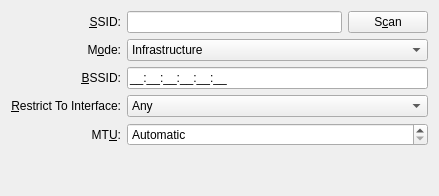
The window that libs/ui/802-11-wireless.ui (netrunner-debian-kde-extras/networkmanagement) describes before a commit, drawn with Qt 5.
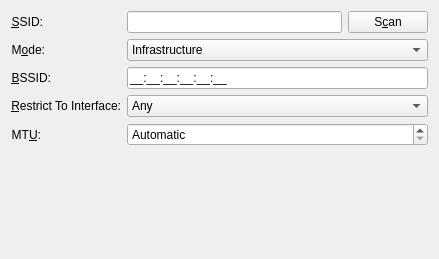
The same window after the commit. Custom widgets are drawn as their Qt base class.

```diff
--- a/libs/ui/802-11-wireless.ui
+++ b/libs/ui/802-11-wireless.ui
@@ -7,15 +7,16 @@
     <x>0</x>
     <y>0</y>
     <width>439</width>
-    <height>196</height>
+    <height>259</height>
    </rect>
   </property>
   <property name="windowTitle">
    <string>Wireless</string>
   </property>
-  <layout class="QVBoxLayout" name="verticalLayout">
-   <item>
-    <layout class="QGridLayout" name="gridLayout">
+  <layout class="QFormLayout" name="formLayout">
+   <property name="fieldGrowthPolicy">
+    <enum>QFormLayout::AllNonFixedFieldsGrow</enum>
+   </property>
      <item row="0" column="0">
       <widget class="QLabel" name="label">
        <property name="text">
@@ -122,6 +123,15 @@
        </property>
       </widget>
      </item>
+   <item row="3" column="1">
+    <widget class="KComboBox" name="cmbMacAddress">
+     <item>
+      <property name="text">
+       <string>Any</string>
+      </property>
+     </item>
+    </widget>
+   </item>
      <item row="4" column="0">
       <widget class="QLabel" name="label_5">
        <property name="text">
@@ -153,30 +163,6 @@
         <number>10</number>
        </property>
       </widget>
-     </item>
-     <item row="3" column="1">
-      <widget class="KComboBox" name="cmbMacAddress">
-       <item>
-        <property name="text">
-         <string>Any</string>
-        </property>
-       </item>
-      </widget>
-     </item>
-    </layout>
-   </item>
-   <item>
-    <spacer name="verticalSpacer">
-     <property name="orientation">
-      <enum>Qt::Vertical</enum>
-     </property>
-     <property name="sizeHint" stdset="0">
-      <size>
-       <width>20</width>
-       <height>13</height>
-      </size>
-     </property>
-    </spacer>
    </item>
   </layout>
  </widget>
```
Lines whose indentation alone changed are shown as unchanged.
